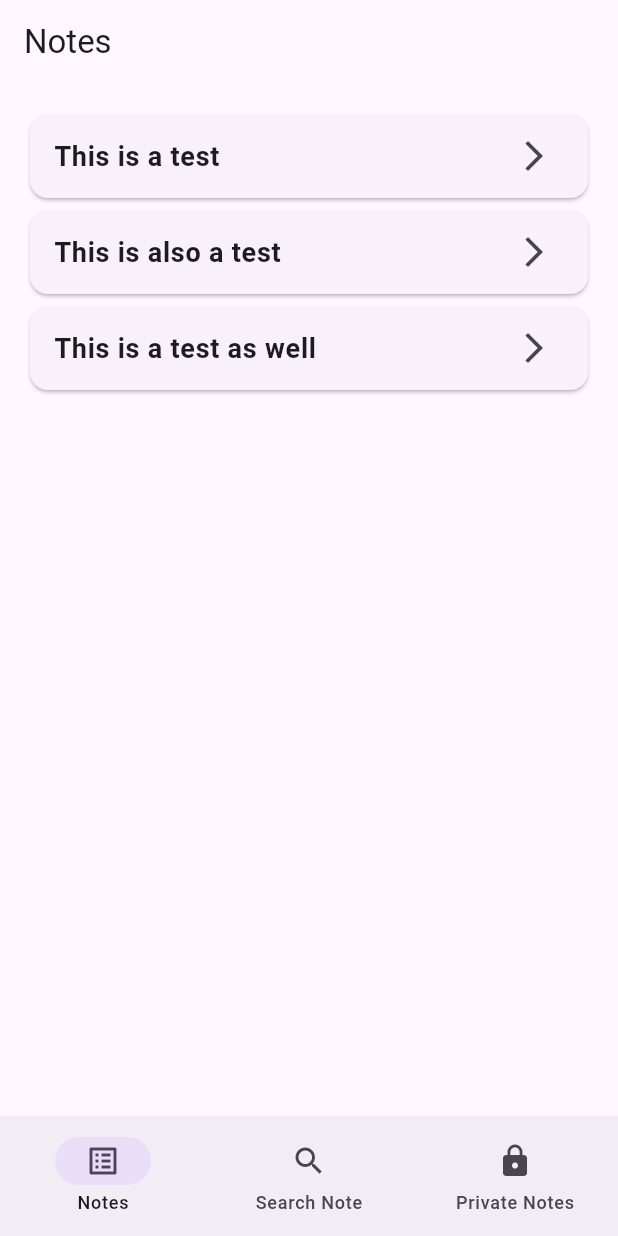
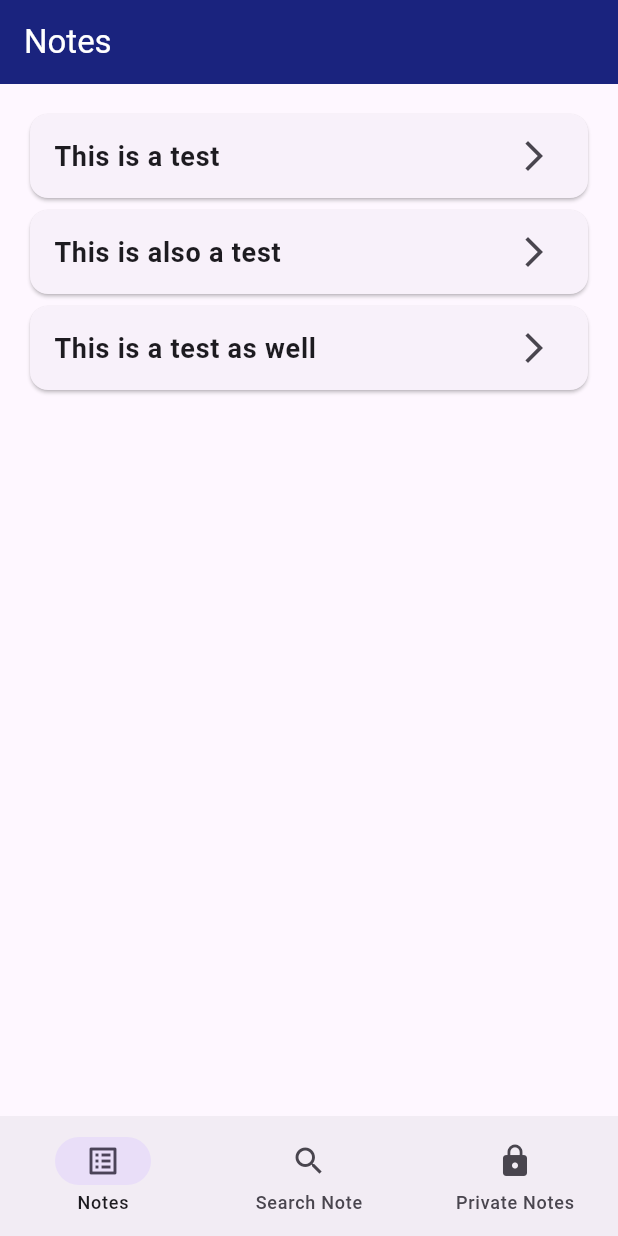
Before and after one commit to H0nneur/NovaNote, a Flutter app: the screen it shows after launch, on a phone screen of 412 x 824 dp. Run offline on Flutter 3.47's test engine with Material 3 defaults, Android fonts, the phone set to English and light mode, and no system bars.

Commit message:
Color change of app bar and title in notes screen

```diff
--- a/novanote/lib/notes_screen.dart
+++ b/novanote/lib/notes_screen.dart
@@ -17,7 +17,11 @@ class _NotesScreenState extends State<NotesScreen> {
   @override
   Widget build(BuildContext context) {
     return Scaffold(
-      appBar: AppBar(title: const Text("Notes")),
+      appBar: AppBar(
+        title: const Text("Notes"),
+        titleTextStyle: const TextStyle(color: Colors.white, fontSize: 22),
+        backgroundColor: Colors.indigo.shade900,
+      ),
       body: ListView.builder(
           padding: const EdgeInsets.all(16.0),
           itemCount: notes.length,
```
